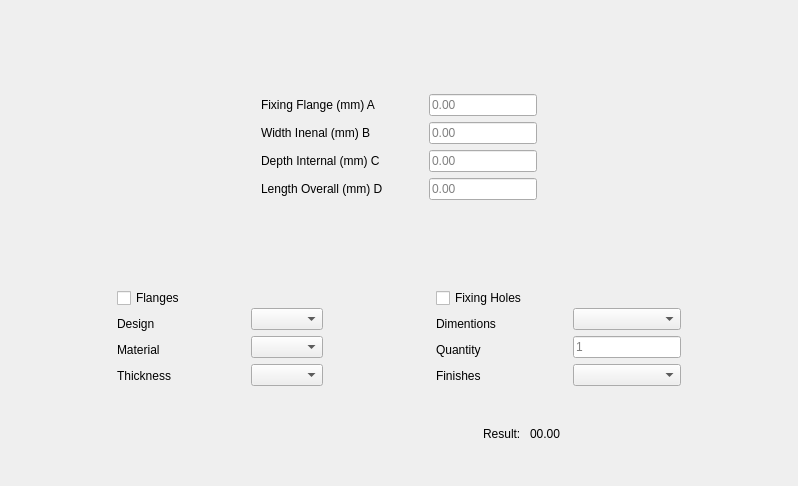
Before: the Qt Designer form cablecover.ui in mygnu/rgb-quote, drawn with Qt 5.
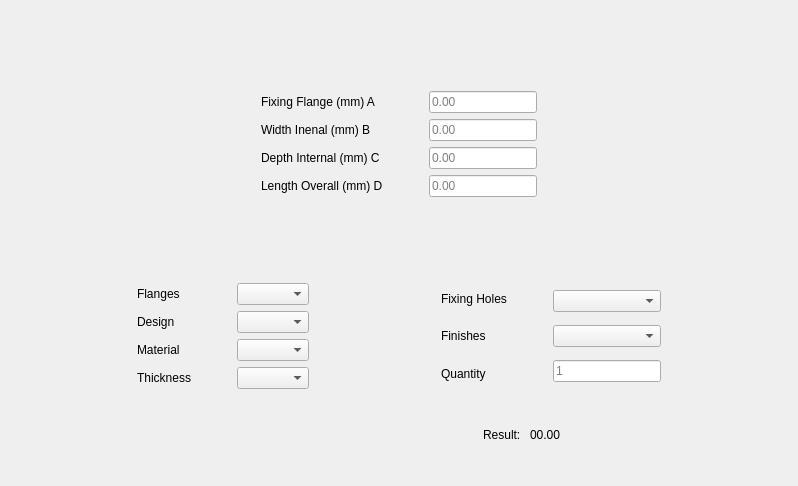
After: the same form once the commit is applied.

Commit message: cable cover gui internal class name changes

```diff
--- a/cablecover.ui
+++ b/cablecover.ui
@@ -198,12 +198,9 @@
        <item>
         <layout class="QVBoxLayout" name="verticalLayout_4">
          <item>
-          <widget class="QCheckBox" name="flanges">
-           <property name="enabled">
-            <bool>true</bool>
-           </property>
+          <widget class="QLabel" name="label_7">
            <property name="text">
-            <string>Flanges      </string>
+            <string>Flanges</string>
            </property>
           </widget>
          </item>
@@ -255,11 +252,7 @@
        <item>
         <layout class="QVBoxLayout" name="verticalLayout_3">
          <item>
-          <widget class="QLabel" name="label_7">
-           <property name="text">
-            <string/>
-           </property>
-          </widget>
+          <widget class="QComboBox" name="flangesComboBox"/>
          </item>
          <item>
           <widget class="QComboBox" name="designComboBox">
@@ -313,35 +306,12 @@
        <item>
         <layout class="QVBoxLayout" name="verticalLayout_2">
          <item>
-          <widget class="QCheckBox" name="fixinHoles">
-           <property name="enabled">
-            <bool>true</bool>
-           </property>
+          <widget class="QLabel" name="placeholder">
            <property name="text">
             <string>Fixing Holes</string>
            </property>
           </widget>
          </item>
-         <item>
-          <widget class="QLabel" name="label_4">
-           <property name="text">
-            <string>Dimentions</string>
-           </property>
-           <property name="buddy">
-            <cstring>materialComboBox</cstring>
-           </property>
-          </widget>
-         </item>
-         <item>
-          <widget class="QLabel" name="label_6">
-           <property name="text">
-            <string>Quantity</string>
-           </property>
-           <property name="buddy">
-            <cstring>materialComboBox</cstring>
-           </property>
-          </widget>
-         </item>
          <item>
           <widget class="QLabel" name="label_5">
            <property name="text">
@@ -352,6 +322,16 @@
            </property>
           </widget>
          </item>
+         <item>
+          <widget class="QLabel" name="label_6">
+           <property name="text">
+            <string>Quantity</string>
+           </property>
+           <property name="buddy">
+            <cstring>materialComboBox</cstring>
+           </property>
+          </widget>
+         </item>
         </layout>
        </item>
        <item>
@@ -370,34 +350,7 @@
        <item>
         <layout class="QVBoxLayout" name="verticalLayout">
          <item>
-          <widget class="QLabel" name="placeholder">
-           <property name="text">
-            <string/>
-           </property>
-          </widget>
-         </item>
-         <item>
-          <widget class="QComboBox" name="dimentionsComboBox">
-           <property name="contextMenuPolicy">
-            <enum>Qt::ActionsContextMenu</enum>
-           </property>
-           <property name="acceptDrops">
-            <bool>true</bool>
-           </property>
-          </widget>
-         </item>
-         <item>
-          <widget class="QLineEdit" name="lineEdit">
-           <property name="inputMethodHints">
-            <set>Qt::ImhDigitsOnly</set>
-           </property>
-           <property name="text">
-            <string/>
-           </property>
-           <property name="placeholderText">
-            <string>1</string>
-           </property>
-          </widget>
+          <widget class="QComboBox" name="fixingHolesComboBox"/>
          </item>
          <item>
           <widget class="QComboBox" name="finishComboBox">
@@ -409,6 +362,19 @@
            </property>
           </widget>
          </item>
+         <item>
+          <widget class="QLineEdit" name="quantityLineEdit">
+           <property name="inputMethodHints">
+            <set>Qt::ImhDigitsOnly</set>
+           </property>
+           <property name="text">
+            <string/>
+           </property>
+           <property name="placeholderText">
+            <string>1</string>
+           </property>
+          </widget>
+         </item>
         </layout>
        </item>
       </layout>
```
Left out of the diff: 16 changed lines with no effect on the pictures.
